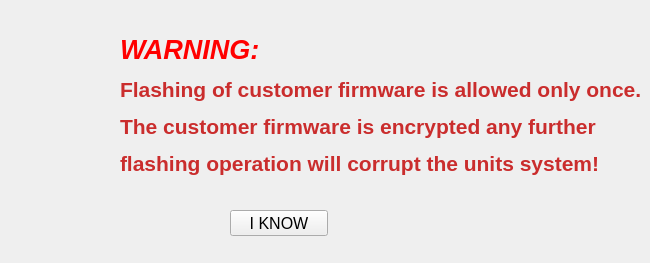
Old version of the form PyQTUI/warningForm.ui in the repository wangyixu12/Esp32DownloadTools.
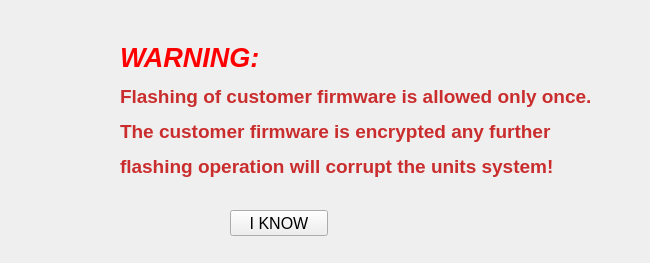
New version of the form. Icons and pictures are not drawn.

```diff
--- a/PyQTUI/warningForm.ui
+++ b/PyQTUI/warningForm.ui
@@ -63,9 +63,9 @@
    <property name="geometry">
     <rect>
      <x>120</x>
-     <y>10</y>
+     <y>20</y>
      <width>531</width>
-     <height>191</height>
+     <height>181</height>
     </rect>
    </property>
    <property name="minimumSize">
@@ -81,7 +81,7 @@
     </size>
    </property>
    <property name="text">
-    <string>&lt;html&gt;&lt;head/&gt;&lt;body&gt;&lt;p&gt;&lt;span style=&quot; font-size:20pt; font-weight:600; font-style:italic; color:#ff0000;&quot;&gt;WARNING: &lt;/span&gt;&lt;/p&gt;&lt;p&gt;&lt;span style=&quot; font-size:16pt; font-weight:600; color:#ca2d2d;&quot;&gt;Flashing of customer firmware is allowed only once.&lt;/span&gt;&lt;/p&gt;&lt;p&gt;&lt;span style=&quot; font-size:16pt; font-weight:600; color:#ca2d2d;&quot;&gt;The customer firmware is encrypted any further &lt;/span&gt;&lt;/p&gt;&lt;p&gt;&lt;span style=&quot; font-size:16pt; font-weight:600; color:#ca2d2d;&quot;&gt;flashing operation will corrupt the units system!&lt;/span&gt;&lt;/p&gt;&lt;/body&gt;&lt;/html&gt;</string>
+    <string>&lt;html&gt;&lt;head/&gt;&lt;body&gt;&lt;p&gt;&lt;span style=&quot; font-size:20pt; font-weight:600; font-style:italic; color:#ff0000;&quot;&gt;WARNING: &lt;/span&gt;&lt;/p&gt;&lt;p&gt;&lt;span style=&quot; font-size:14pt; font-weight:600; color:#ca2d2d;&quot;&gt;Flashing of customer firmware is allowed only once.&lt;/span&gt;&lt;/p&gt;&lt;p&gt;&lt;span style=&quot; font-size:14pt; font-weight:600; color:#ca2d2d;&quot;&gt;The customer firmware is encrypted any further &lt;/span&gt;&lt;/p&gt;&lt;p&gt;&lt;span style=&quot; font-size:14pt; font-weight:600; color:#ca2d2d;&quot;&gt;flashing operation will corrupt the units system!&lt;/span&gt;&lt;/p&gt;&lt;/body&gt;&lt;/html&gt;</string>
    </property>
   </widget>
  </widget>
```
